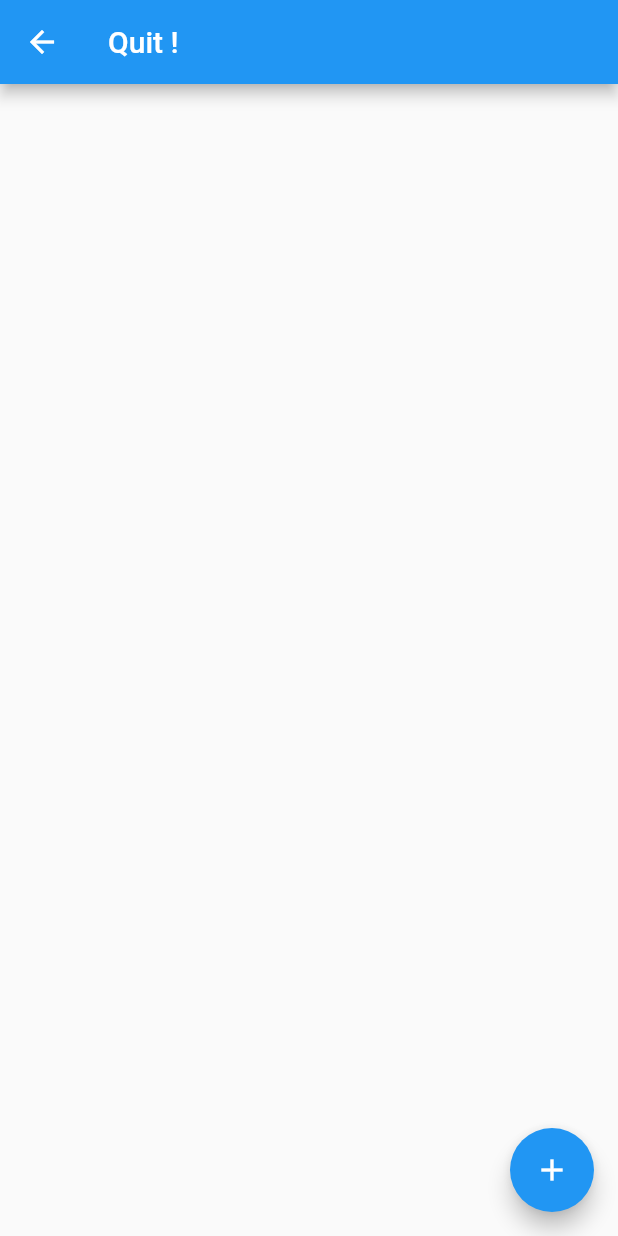
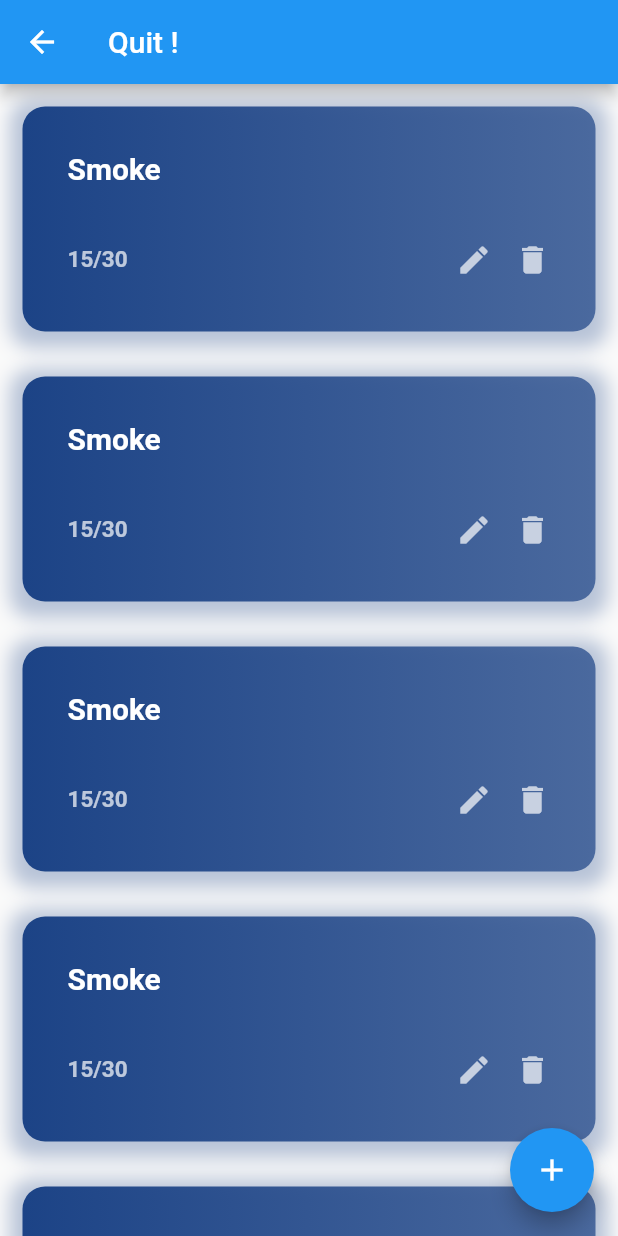
Before and after one commit to nimiology/quit_flutter, a Flutter app: the HomeScreen screen opened directly, on a phone screen of 412 x 824 dp. Run offline on Flutter 3.47's test engine with Material 2 defaults, Android fonts, the phone set to English and light mode, and no system bars; our stand-ins replace table_calendar.

```diff
--- a/lib/screens/home_screen.dart
+++ b/lib/screens/home_screen.dart
@@ -1,4 +1,6 @@
 import 'package:flutter/material.dart';
+
+import '../widgets/period_widget.dart';
 
 class HomeScreen extends StatelessWidget {
   const HomeScreen({Key? key}) : super(key: key);
@@ -11,10 +13,17 @@ class HomeScreen extends StatelessWidget {
       ),
       floatingActionButton: FloatingActionButton(
         child: Icon(Icons.add),
-        onPressed: (){},
+        onPressed: () {},
       ),
       body: ListView(
-        children: [],
+        children: [
+          PeriodWidget(),
+          PeriodWidget(),
+          PeriodWidget(),
+          PeriodWidget(),
+          PeriodWidget(),
+          PeriodWidget(),
+        ],
       ),
     );
   }
--- a/lib/widgets/period_widget.dart
+++ b/lib/widgets/period_widget.dart
@@ -0,0 +1,67 @@
+import 'package:flutter/material.dart';
+import 'dart:math' as math;
+
+class PeriodWidget extends StatefulWidget {
+  const PeriodWidget({Key? key}) : super(key: key);
+
+  @override
+  State<PeriodWidget> createState() => _PeriodWidgetState();
+}
+
+class _PeriodWidgetState extends State<PeriodWidget> {
+  Color gradientColor =
+      Color((math.Random().nextDouble() * 0xFFFFFF).toInt()).withOpacity(1.0);
+
+  @override
+  Widget build(BuildContext context) {
+    return Container(
+      height: 150,
+      margin: EdgeInsets.all(15),
+      padding: EdgeInsets.only(top:30, left: 30,right: 30),
+      decoration: BoxDecoration(
+        borderRadius: BorderRadius.circular(15),
+        gradient: LinearGradient(
+            colors: [gradientColor, gradientColor.withOpacity(0.7)]),
+        boxShadow: [
+          BoxShadow(
+            color: gradientColor.withOpacity(0.3),
+            spreadRadius: 8,
+            blurRadius: 10,
+            offset: Offset(0, 3), // changes position of shadow
+          ),
+        ],
+      ),
+      child: Column(
+        crossAxisAlignment: CrossAxisAlignment.start,
+        children: [
+          const Text(
+            "Smoke",
+            style: TextStyle(
+                color: Colors.white, fontSize: 20, fontWeight: FontWeight.w600),
+          ),
+          Container(
+            margin: const EdgeInsets.only(top: 37),
+            child: Row(
+                mainAxisAlignment: MainAxisAlignment.spaceBetween,
+                children:  [
+              const Text(
+                "15/30",
+                style: TextStyle(
+                    color: Colors.white70,
+                    fontSize: 15,
+                    fontWeight: FontWeight.w600),
+              ),
+              Row(
+                children: const [
+                  Icon(Icons.edit, color: Colors.white70,),
+                  SizedBox(width: 15,),
+                  Icon(Icons.delete, color: Colors.white70,)
+                ],
+              )
+            ]),
+          ),
+        ],
+      ),
+    );
+  }
+}
```
